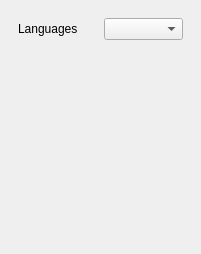
The window that src/ui/settingswindow.ui (CopyPlusPlus/CopyPlusPlus-Qt) describes before a commit, drawn with Qt 5.
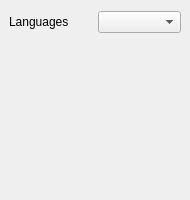
The same window after the commit.

```diff
--- a/src/ui/settingswindow.ui
+++ b/src/ui/settingswindow.ui
@@ -6,8 +6,8 @@
    <rect>
     <x>0</x>
     <y>0</y>
-    <width>201</width>
-    <height>254</height>
+    <width>190</width>
+    <height>200</height>
    </rect>
   </property>
   <property name="windowTitle">
@@ -21,6 +21,18 @@
     <item alignment="Qt::AlignTop">
      <widget class="QWidget" name="horizontalWidget" native="true">
       <layout class="QHBoxLayout" name="horizontalLayout">
+       <property name="leftMargin">
+        <number>0</number>
+       </property>
+       <property name="topMargin">
+        <number>2</number>
+       </property>
+       <property name="rightMargin">
+        <number>0</number>
+       </property>
+       <property name="bottomMargin">
+        <number>2</number>
+       </property>
        <item>
         <widget class="QLabel" name="languageLable">
          <property name="text">
```
Left out of the diff: 3 changed lines with no effect on the pictures.
